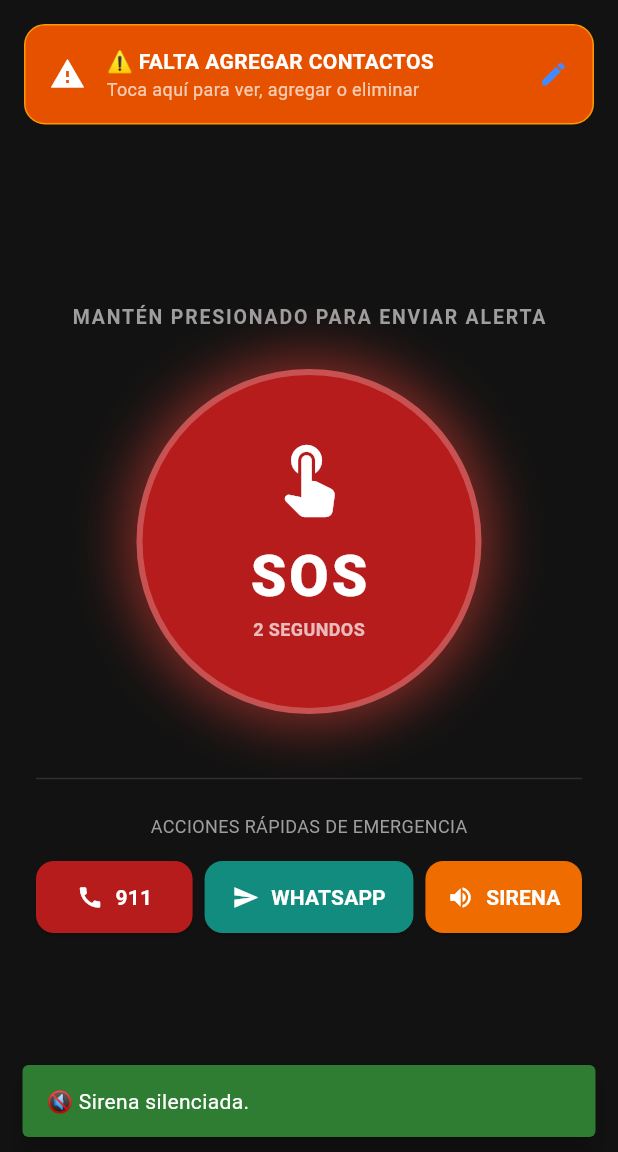
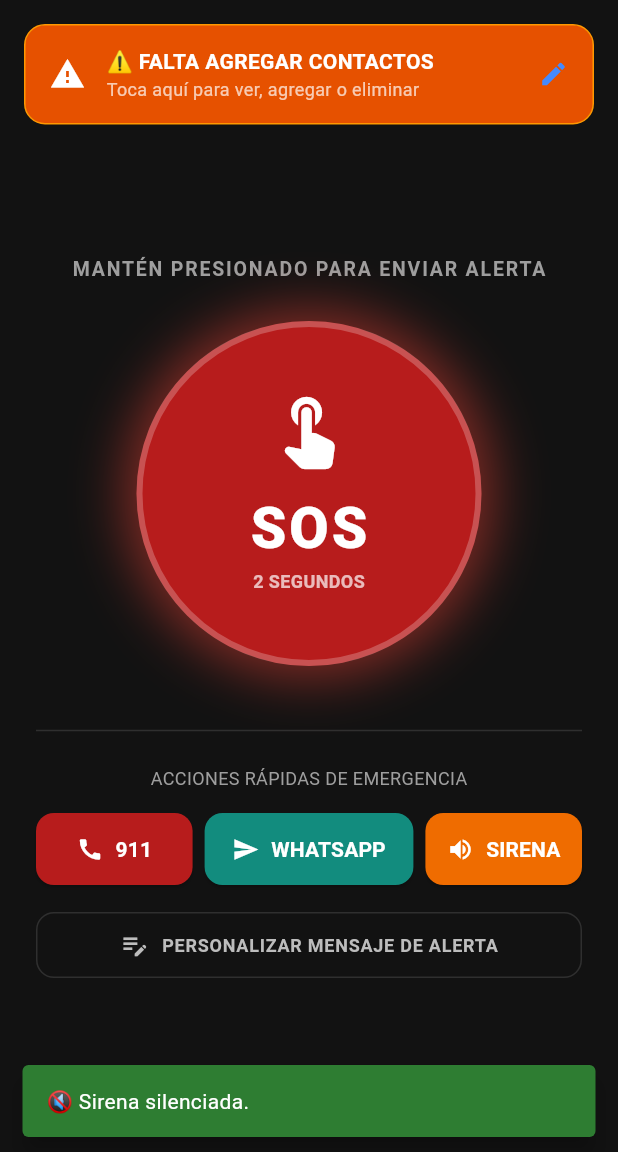
Before and after one commit to lukgutierrez/bottom---Antipanic, a Flutter app: the screen it shows after launch, after a tap on "SIRENA", after a tap on "APAGAR", on a phone screen of 412 x 824 dp, the part 84-1236 px from its top. Run offline on Flutter 3.47's test engine with Material 3 defaults, Android fonts, the phone set to English and light mode, and no system bars; our stand-ins replace geolocator, permission_handler.

Commit message:
finish version 1.0

```diff
--- a/lib/core/constants/app_constants.dart
+++ b/lib/core/constants/app_constants.dart
@@ -26,4 +26,16 @@ class AppConstants {
 
   // Argentine phone prefixes
   static const String argentinaCountryCode = '+549';
+
+  // Placeholder for location URL in messages
+  static const String locationPlaceholder = '{ubicacion}';
+
+  // Pre-defined emergency message templates
+  static const List<String> messageTemplates = [
+    '¡ALERTA DE EMERGENCIA! Necesito ayuda urgente. Mi ubicación actual: {ubicacion}',
+    '¡AYUDA! Estoy en peligro. Por favor ven a mi ubicación: {ubicacion}',
+    'EMERGENCIA. Necesito auxilio inmediato. Estoy aquí: {ubicacion}',
+    '¡URGENTE! Estoy en una situación de riesgo. Mi ubicación: {ubicacion}',
+    'Necesito ayuda por favor. Esta es mi ubicación exacta: {ubicacion}',
+  ];
 }
--- a/lib/screens/panic_home_screen.dart
+++ b/lib/screens/panic_home_screen.dart
@@ -1,9 +1,11 @@
 import 'package:flutter/material.dart';
 import '../core/theme/app_theme.dart';
+import '../core/constants/app_constants.dart';
 import '../services/panic_service.dart';
 import '../widgets/sos_button.dart';
 import '../widgets/contact_manager_dialog.dart';
 import '../widgets/whatsapp_selector.dart';
+import '../widgets/message_editor_dialog.dart';
 
 class PanicHomeScreen extends StatefulWidget {
   const PanicHomeScreen({super.key});
@@ -18,6 +20,10 @@ class _PanicHomeScreenState extends State<PanicHomeScreen> {
   List<String> _contacts = [];
   bool _isSending = false;
   bool _isAlarmActive = false;
+  String _customMessage = '';
+
+  String get _effectiveMessage =>
+      _customMessage.isNotEmpty ? _customMessage : AppConstants.messageTemplates[0];
 
   @override
   void initState() {
@@ -28,7 +34,11 @@ class _PanicHomeScreenState extends State<PanicHomeScreen> {
   Future<void> _init() async {
     await _panicService.requestPermissions();
     final contacts = await _panicService.loadContacts();
-    setState(() => _contacts = contacts);
+    final msg = await _panicService.loadCustomMessage();
+    setState(() {
+      _contacts = contacts;
+      _customMessage = msg;
+    });
   }
 
   Future<void> _sendSmsAlert() async {
@@ -48,7 +58,7 @@ class _PanicHomeScreenState extends State<PanicHomeScreen> {
     }
 
     final locationUrl = _panicService.buildLocationUrl(position);
-    final message = _panicService.buildEmergencyMessage(locationUrl);
+    final message = _panicService.buildFinalMessage(_effectiveMessage, locationUrl);
 
     int sent = 0;
     for (final item in _contacts) {
@@ -99,6 +109,7 @@ class _PanicHomeScreenState extends State<PanicHomeScreen> {
       builder: (_) => WhatsAppSelector(
         contacts: _contacts,
         panicService: _panicService,
+        messageTemplate: _effectiveMessage,
       ),
     );
   }
@@ -108,7 +119,7 @@ class _PanicHomeScreenState extends State<PanicHomeScreen> {
     if (position == null) return;
 
     final locationUrl = _panicService.buildLocationUrl(position);
-    final message = _panicService.buildEmergencyMessage(locationUrl);
+    final message = _panicService.buildFinalMessage(_effectiveMessage, locationUrl);
     final phone = _panicService.extractNumber(contact);
 
     await _panicService.openWhatsApp(phone, message);
@@ -169,6 +180,22 @@ class _PanicHomeScreenState extends State<PanicHomeScreen> {
         onChanged: () async {
           final updated = await _panicService.loadContacts();
           setState(() => _contacts = updated);
+        },
+      ),
+    );
+  }
+
+  void _openMessageEditor() {
+    showDialog(
+      context: context,
+      builder: (_) => MessageEditorDialog(
+        panicService: _panicService,
+        currentMessage: _customMessage.isNotEmpty
+            ? _customMessage
+            : AppConstants.messageTemplates[0],
+        onSaved: () async {
+          final msg = await _panicService.loadCustomMessage();
+          setState(() => _customMessage = msg);
         },
       ),
     );
@@ -361,6 +388,32 @@ class _PanicHomeScreenState extends State<PanicHomeScreen> {
                           ),
                         ],
                       ),
+                      const SizedBox(height: 16),
+
+                      // Edit message button
+                      SizedBox(
+                        width: double.infinity,
+                        child: OutlinedButton.icon(
+                          style: OutlinedButton.styleFrom(
+                            foregroundColor: Colors.grey[400],
+                            side: const BorderSide(color: Colors.white12),
+                            padding: const EdgeInsets.symmetric(vertical: 12),
+                            shape: RoundedRectangleBorder(
+                              borderRadius: BorderRadius.circular(12),
+                            ),
+                          ),
+                          onPressed: _openMessageEditor,
+                          icon: const Icon(Icons.edit_note, size: 20),
+                          label: const Text(
+                            "PERSONALIZAR MENSAJE DE ALERTA",
+                            style: TextStyle(
+                              fontWeight: FontWeight.bold,
+                              fontSize: 12,
+                              letterSpacing: 0.5,
+                            ),
+                          ),
+                        ),
+                      ),
                     ],
                   ),
                 ),
--- a/lib/services/panic_service.dart
+++ b/lib/services/panic_service.dart
@@ -96,6 +96,29 @@ class PanicService {
     await _channel.invokeMethod('detenerAlarma');
   }
 
+  // ─── Mensaje personalizado ──────────────────────────────────
+  Future<String> loadCustomMessage() async {
+    try {
+      final msg = await _channel.invokeMethod<String>('cargarMensaje');
+      return msg ?? '';
+    } catch (e) {
+      debugPrint("Error al cargar mensaje: $e");
+      return '';
+    }
+  }
+
+  Future<void> saveCustomMessage(String message) async {
+    try {
+      await _channel.invokeMethod('guardarMensaje', {'mensaje': message});
+    } catch (e) {
+      debugPrint("Error al guardar mensaje: $e");
+    }
+  }
+
+  String buildFinalMessage(String template, String locationUrl) {
+    return template.replaceAll(AppConstants.locationPlaceholder, locationUrl);
+  }
+
   // ─── WhatsApp ────────────────────────────────────────────────
   Future<void> openWhatsApp(String phone, String message) async {
     final clean = phone.replaceAll(RegExp(r'[^0-9]'), '');
--- a/lib/widgets/whatsapp_selector.dart
+++ b/lib/widgets/whatsapp_selector.dart
@@ -5,11 +5,13 @@ import '../services/panic_service.dart';
 class WhatsAppSelector extends StatelessWidget {
   final List<String> contacts;
   final PanicService panicService;
+  final String messageTemplate;
 
   const WhatsAppSelector({
     super.key,
     required this.contacts,
     required this.panicService,
+    required this.messageTemplate,
   });
 
   Future<void> _sendWithLocation(BuildContext context, String contact) async {
@@ -17,7 +19,7 @@ class WhatsAppSelector extends StatelessWidget {
     if (position == null) return;
 
     final locationUrl = panicService.buildLocationUrl(position);
-    final message = panicService.buildEmergencyMessage(locationUrl);
+    final message = panicService.buildFinalMessage(messageTemplate, locationUrl);
     final phone = panicService.extractNumber(contact);
 
     if (context.mounted) {
```
Also changed, not shown: lib/widgets/message_editor_dialog.dart (added, +246 -0 lines), 1 other file.
